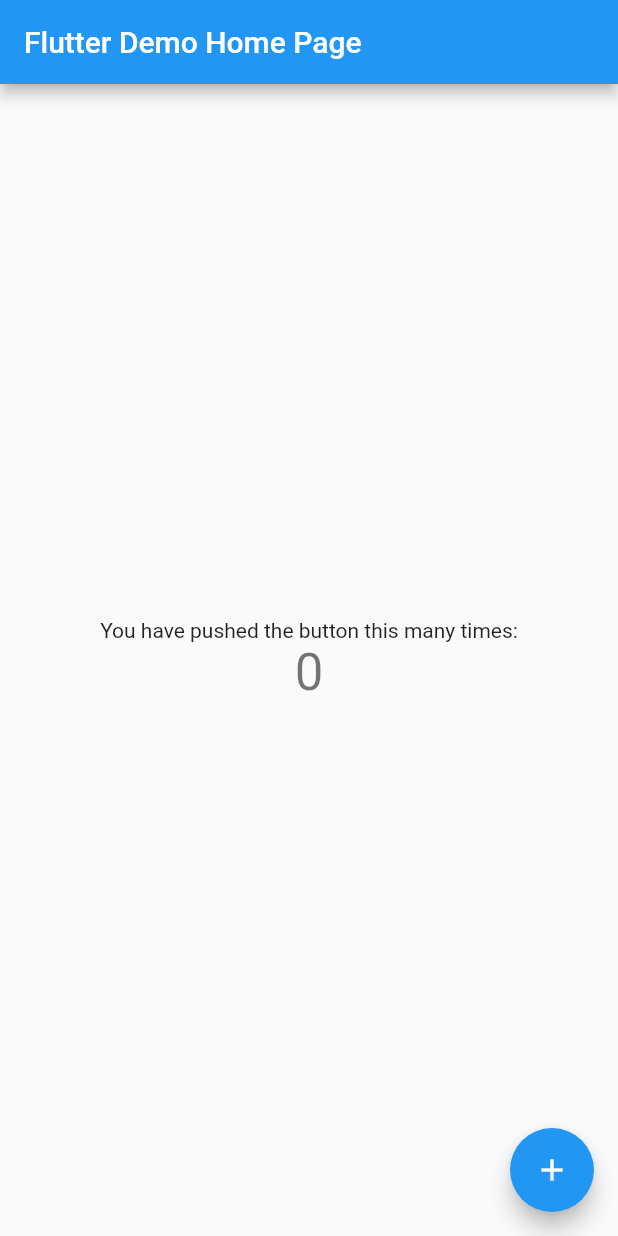
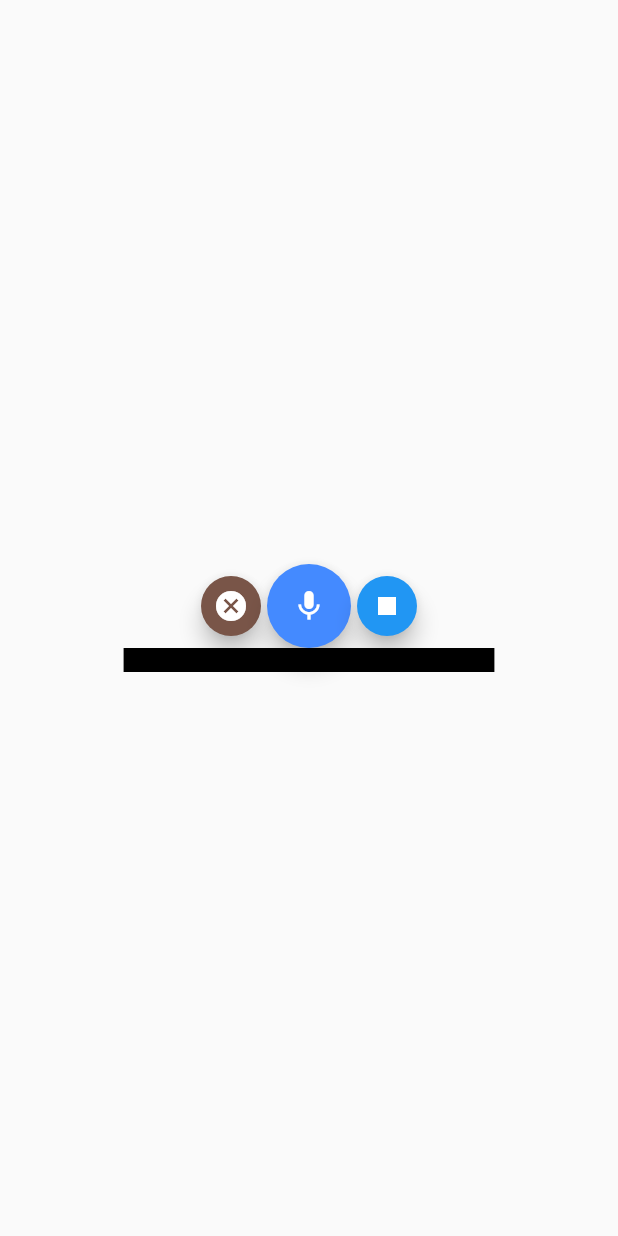
Before and after one commit to Siriayanur/speech_recognition_demo, a Flutter app: the screen it shows after launch, on a phone screen of 412 x 824 dp. Run offline on Flutter 3.47's test engine with Material 2 defaults, Android fonts, the phone set to English and light mode, and no system bars; missing offline and left inert: speech_recognition.

```diff
--- a/lib/main.dart
+++ b/lib/main.dart
@@ -1,4 +1,5 @@
 import 'package:flutter/material.dart';
+import 'package:speech_recognition/speech_recognition.dart';
 
 void main() {
   runApp(MyApp());
@@ -10,108 +11,116 @@ class MyApp extends StatelessWidget {
   Widget build(BuildContext context) {
     return MaterialApp(
       title: 'Flutter Demo',
-      theme: ThemeData(
-        // This is the theme of your application.
-        //
-        // Try running your application with "flutter run". You'll see the
-        // application has a blue toolbar. Then, without quitting the app, try
-        // changing the primarySwatch below to Colors.green and then invoke
-        // "hot reload" (press "r" in the console where you ran "flutter run",
-        // or simply save your changes to "hot reload" in a Flutter IDE).
-        // Notice that the counter didn't reset back to zero; the application
-        // is not restarted.
-        primarySwatch: Colors.blue,
-        // This makes the visual density adapt to the platform that you run
-        // the app on. For desktop platforms, the controls will be smaller and
-        // closer together (more dense) than on mobile platforms.
-        visualDensity: VisualDensity.adaptivePlatformDensity,
-      ),
-      home: MyHomePage(title: 'Flutter Demo Home Page'),
+      theme: ThemeData(),
+      home: SpeechText(),
     );
   }
 }
 
-class MyHomePage extends StatefulWidget {
-  MyHomePage({Key key, this.title}) : super(key: key);
+class SpeechText extends StatefulWidget {
+  @override
+  _SpeechTextState createState() => _SpeechTextState();
+}
 
-  // This widget is the home page of your application. It is stateful, meaning
-  // that it has a State object (defined below) that contains fields that affect
-  // how it looks.
+class _SpeechTextState extends State<SpeechText> {
+  SpeechRecognition _speechRecognition;
+  bool _isAvailable = false;
+  bool _isListening = false;
 
-  // This class is the configuration for the state. It holds the values (in this
-  // case the title) provided by the parent (in this case the App widget) and
-  // used by the build method of the State. Fields in a Widget subclass are
-  // always marked "final".
-
-  final String title;
+  String resultText = "";
 
   @override
-  _MyHomePageState createState() => _MyHomePageState();
-}
+  void initState() {
+    // TODO: implement initState
+    super.initState();
+    initSpeechRecognizer();
+  }
 
-class _MyHomePageState extends State<MyHomePage> {
-  int _counter = 0;
+  void initSpeechRecognizer() {
+    _speechRecognition = SpeechRecognition();
+    _speechRecognition.setAvailabilityHandler((bool result) {
+      setState(() {
+        _isAvailable = result;
+      });
+    });
+    _speechRecognition.setRecognitionStartedHandler(() {
+      setState(() {
+        _isListening = true;
+      });
+    });
 
-  void _incrementCounter() {
-    setState(() {
-      // This call to setState tells the Flutter framework that something has
-      // changed in this State, which causes it to rerun the build method below
-      // so that the display can reflect the updated values. If we changed
-      // _counter without calling setState(), then the build method would not be
-      // called again, and so nothing would appear to happen.
-      _counter++;
+    _speechRecognition.setRecognitionResultHandler((String text) {
+      setState(() {
+        resultText = text;
+      });
+    });
+    _speechRecognition.setRecognitionCompleteHandler(() {
+      setState(() {
+        _isListening = false;
+      });
+    });
+    _speechRecognition.activate().then((result) {
+      setState(() {
+        _isAvailable = result;
+      });
     });
   }
 
   @override
   Widget build(BuildContext context) {
-    // This method is rerun every time setState is called, for instance as done
-    // by the _incrementCounter method above.
-    //
-    // The Flutter framework has been optimized to make rerunning build methods
-    // fast, so that you can just rebuild anything that needs updating rather
-    // than having to individually change instances of widgets.
     return Scaffold(
-      appBar: AppBar(
-        // Here we take the value from the MyHomePage object that was created by
-        // the App.build method, and use it to set our appbar title.
-        title: Text(widget.title),
-      ),
-      body: Center(
-        // Center is a layout widget. It takes a single child and positions it
-        // in the middle of the parent.
+      body: Container(
         child: Column(
-          // Column is also a layout widget. It takes a list of children and
-          // arranges them vertically. By default, it sizes itself to fit its
-          // children horizontally, and tries to be as tall as its parent.
-          //
-          // Invoke "debug painting" (press "p" in the console, choose the
-          // "Toggle Debug Paint" action from the Flutter Inspector in Android
-          // Studio, or the "Toggle Debug Paint" command in Visual Studio Code)
-          // to see the wireframe for each widget.
-          //
-          // Column has various properties to control how it sizes itself and
-          // how it positions its children. Here we use mainAxisAlignment to
-          // center the children vertically; the main axis here is the vertical
-          // axis because Columns are vertical (the cross axis would be
-          // horizontal).
           mainAxisAlignment: MainAxisAlignment.center,
-          children: <Widget>[
-            Text(
-              'You have pushed the button this many times:',
+          crossAxisAlignment: CrossAxisAlignment.center,
+          children: [
+            Row(
+              mainAxisAlignment: MainAxisAlignment.center,
+              children: [
+                FloatingActionButton(
+                  mini: true,
+                  backgroundColor: Colors.brown,
+                  child: Icon(Icons.cancel),
+                  onPressed: () {
+                    if(_isListening){
+                      _speechRecognition.cancel().then((value) => setState((){
+                        _isListening = value;
+                        resultText = "";
+                      }));
+                    }
+                  },
+                ),
+                FloatingActionButton(
+                  child: Icon(Icons.mic),
+                  onPressed: () {
+                    if(_isAvailable && !_isListening){
+                      _speechRecognition.listen(locale: "en_US").then((value) => print('$value'));
+                    }
+                  },
+                  backgroundColor: Colors.blueAccent,
+                ),
+                FloatingActionButton(
+                  child: Icon(Icons.stop),
+                  onPressed: () {
+                    if(_isListening){
+                      _speechRecognition.stop().then((value) => setState(() => _isListening = value));
+                    }
+                  },
+                  mini: true,
+                  backgroundColor: Colors.blue,
+                ),
+              ],
             ),
-            Text(
-              '$_counter',
-              style: Theme.of(context).textTheme.headline4,
-            ),
+            Container(
+              child: Text(resultText),
+              width: MediaQuery.of(context).size.width * 0.6,
+              decoration: BoxDecoration(
+                color: Colors.black
+              ),
+            )
           ],
         ),
       ),
-      floatingActionButton: FloatingActionButton(
-        onPressed: _incrementCounter,
-        tooltip: 'Increment',
-        child: Icon(Icons.add),
-      ), // This trailing comma makes auto-formatting nicer for build methods.
     );
   }
 }
--- a/pubspec.yaml
+++ b/pubspec.yaml
@@ -21,6 +21,7 @@ environment:
   sdk: ">=2.7.0 <3.0.0"
 
 dependencies:
+  speech_recognition: ^0.3.0+1
   flutter:
     sdk: flutter
 
```
Also changed, not shown: pubspec.lock.
